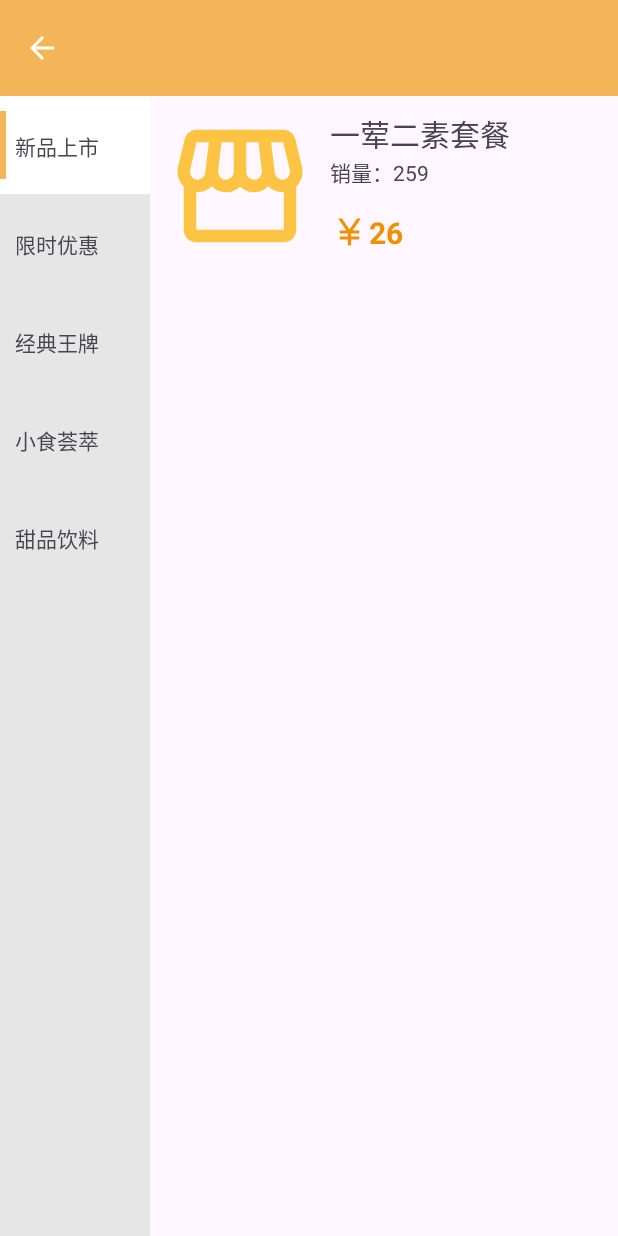
After one commit to letmewi/ClassWork, an Android app: the StoreActivity screen opened directly, with no data from a screen before it, on a phone screen of 412 x 824 dp. The commit adds this screen. Run offline under Robolectric (Android 15) with nearby library versions, the phone set to English and light mode, and no system bars.

Commit message:
实现商家列表进入选餐界面功能实现

```diff
--- a/Anlaiye_test1/app/src/main/AndroidManifest.xml
+++ b/Anlaiye_test1/app/src/main/AndroidManifest.xml
@@ -12,6 +12,9 @@
         android:supportsRtl="true"
         android:theme="@style/Theme.Anlaiye_test1"
         tools:targetApi="31">
+        <activity
+            android:name=".StoreActivity"
+            android:exported="false" />
         <activity
             android:name=".LoginActivity"
             android:exported="false" />
--- /dev/null
+++ b/Anlaiye_test1/app/src/main/java/com/androidcourse/anlaiye_test1/StoreActivity.java
@@ -0,0 +1,69 @@
+package com.androidcourse.anlaiye_test1;
+
+import androidx.appcompat.app.AppCompatActivity;
+import androidx.appcompat.widget.Toolbar;
+import androidx.recyclerview.widget.RecyclerView;
+
+import android.annotation.SuppressLint;
+import android.os.Bundle;
+import android.view.View;
+import android.widget.Toast;
+
+import com.androidcourse.anlaiye_test1.adapter.LeftListAdapter;
+import com.androidcourse.anlaiye_test1.adapter.RightListAdapter;
+import com.androidcourse.anlaiye_test1.entity.DataService;
+
+import java.util.ArrayList;
+import java.util.List;
+
+public class StoreActivity extends AppCompatActivity {
+    private RecyclerView leftListView;
+    private RecyclerView rightListView;
+    private LeftListAdapter mLeftListAdapter;
+    private RightListAdapter mRightListAdapter;
+
+    private List<String> leftDataList = new ArrayList<>();
+
+    @Override
+    protected void onCreate(Bundle savedInstanceState) {
+        super.onCreate(savedInstanceState);
+        setContentView(R.layout.activity_store);
+        //初始化
+        leftListView = findViewById(R.id.left_list);
+        rightListView = findViewById(R.id.right_list);
+
+        @SuppressLint({"MissingInflatedId", "LocalSuppress"}) Toolbar toolbar = findViewById(R.id.toolbar);
+        toolbar.setNavigationOnClickListener(new View.OnClickListener() {
+            @Override
+            public void onClick(View v) {
+                finish();
+            }
+        });
+
+        leftDataList.add("新品上市");
+        leftDataList.add("限时优惠");
+        leftDataList.add("经典王牌");
+        leftDataList.add("小食荟萃");
+        leftDataList.add("甜品饮料");
+
+        mLeftListAdapter = new LeftListAdapter(leftDataList);
+        leftListView.setAdapter(mLeftListAdapter);
+
+        mRightListAdapter = new RightListAdapter();
+        rightListView.setAdapter(mRightListAdapter);
+        //默认加载新品上市
+        mRightListAdapter.setListData(DataService.getProductListData(0));
+
+        //recycler点击事件
+        mLeftListAdapter.setleftListOnClickIteListener(new LeftListAdapter.LeftListOnClickItemListener() {
+            @Override
+            public void onItemClick(int position) {
+                mLeftListAdapter.setCurrentIndex(position);
+
+                //点击左侧栏切换
+                mRightListAdapter.setListData(DataService.getProductListData(position));
+            }
+        });
+
+    }
+}
--- /dev/null
+++ b/Anlaiye_test1/app/src/main/java/com/androidcourse/anlaiye_test1/adapter/LeftListAdapter.java
@@ -0,0 +1,88 @@
+package com.androidcourse.anlaiye_test1.adapter;
+
+import android.annotation.SuppressLint;
+import android.view.LayoutInflater;
+import android.view.View;
+import android.view.ViewGroup;
+import android.widget.TextView;
+
+import androidx.annotation.NonNull;
+import androidx.recyclerview.widget.RecyclerView;
+
+import com.androidcourse.anlaiye_test1.R;
+
+import java.util.ArrayList;
+import java.util.List;
+
+public class LeftListAdapter extends RecyclerView.Adapter<LeftListAdapter.MyHolder>{
+
+    private List<String> dataList = new ArrayList<>();
+
+    private int currentIndex = 0;
+
+    @NonNull
+    @Override
+    public MyHolder onCreateViewHolder(@NonNull ViewGroup parent, int viewType) {
+        @SuppressLint("ResourceType") View view = LayoutInflater.from(parent.getContext()).inflate(R.layout.left_item, null);
+        return new MyHolder(view);
+    }
+
+    @Override
+    public void onBindViewHolder(@NonNull MyHolder holder, @SuppressLint("RecyclerView") int position) {
+        //绑定数据
+        String name = dataList.get(position);
+        holder.name.setText(name);
+
+        //分类选择点击事件
+        holder.itemView.setOnClickListener(new View.OnClickListener() {
+            @Override
+            public void onClick(View v) {
+                if (mleftListOnClickIteListener!=null){
+                    mleftListOnClickIteListener.onItemClick(position);
+                }
+            }
+        });
+
+        if (currentIndex == position){
+            holder.itemView.setBackgroundResource(R.drawable.type_selector_bg);
+        }else {
+            holder.itemView.setBackgroundResource(R.drawable.type_selector_normal);
+        }
+
+    }
+
+    @Override
+    public int getItemCount() {
+        return dataList.size();
+    }
+
+    static class MyHolder extends RecyclerView.ViewHolder{
+        TextView name;
+
+        public MyHolder(@NonNull View itemView) {
+            super(itemView);
+            name = itemView.findViewById(R.id.name);
+        }
+    }
+
+    public LeftListAdapter(List<String> dataList) {
+        this.dataList = dataList;
+    }
+
+    private LeftListOnClickItemListener mleftListOnClickIteListener;
+
+
+    public void setleftListOnClickIteListener(LeftListOnClickItemListener mleftListOnClickIteListener) {
+        this.mleftListOnClickIteListener = mleftListOnClickIteListener;
+    }
+
+    public interface LeftListOnClickItemListener{
+        void onItemClick(int position);
+    }
+
+    public  void setCurrentIndex(int position){
+        this.currentIndex = position;
+        //一定要写，刷新
+        notifyDataSetChanged();
+    }
+}
--- /dev/null
+++ b/Anlaiye_test1/app/src/main/java/com/androidcourse/anlaiye_test1/adapter/RightListAdapter.java
@@ -0,0 +1,68 @@
+package com.androidcourse.anlaiye_test1.adapter;
+
+import android.view.LayoutInflater;
+import android.view.View;
+import android.view.ViewGroup;
+import android.widget.ImageView;
+import android.widget.TextView;
+
+import androidx.annotation.NonNull;
+import androidx.recyclerview.widget.RecyclerView;
+
+import com.androidcourse.anlaiye_test1.R;
+import com.androidcourse.anlaiye_test1.entity.ProductInfo;
+
+import java.util.ArrayList;
+import java.util.List;
+
+public class RightListAdapter extends RecyclerView.Adapter<RightListAdapter.MyHolder> {
+    private List<ProductInfo> mProductInfo = new ArrayList<>();
+
+    public void setListData(List<ProductInfo> list){
+        this.mProductInfo = list;
+
+        //must刷新
+        notifyDataSetChanged();
+    }
+
+
+
+    @NonNull
+    @Override
+    public MyHolder onCreateViewHolder(@NonNull ViewGroup parent, int viewType) {
+        //加载布局
+        View view = LayoutInflater.from(parent.getContext()).inflate(R.layout.right_item, null);
+        return new MyHolder(view);
+    }
+
+    @Override
+    public void onBindViewHolder(@NonNull MyHolder holder, int position) {
+        //绑定数据
+        ProductInfo productInfo = mProductInfo.get(position);
+        holder.p_img.setImageResource(productInfo.getP_img());
+        holder.p_title.setText(productInfo.getP_title());
+        holder.p_num.setText(productInfo.getP_num());
+        //只能设置文本类型
+        holder.p_price.setText(productInfo.getP_price()+"");
+    }
+
+    @Override
+    public int getItemCount() {
+        return mProductInfo.size();
+    }
+
+    static class MyHolder extends RecyclerView.ViewHolder{
+
+        ImageView p_img;
+        TextView p_num;
+        TextView p_price;
+        TextView p_title;
+        public MyHolder(@NonNull View itemView) {
+            super(itemView);
+            p_img = itemView.findViewById(R.id.p_img);
+            p_num = itemView.findViewById(R.id.p_num);
+            p_title = itemView.findViewById(R.id.p_title);
+            p_price = itemView.findViewById(R.id.p_price);
+        }
+    }
+}
--- a/Anlaiye_test1/app/src/main/java/com/androidcourse/anlaiye_test1/adapter/StoreListAdapter.java
+++ b/Anlaiye_test1/app/src/main/java/com/androidcourse/anlaiye_test1/adapter/StoreListAdapter.java
@@ -43,6 +43,16 @@ public class StoreListAdapter extends RecyclerView.Adapter<StoreListAdapter.MyHo
         holder.store_details.setText(storeInfo.getStore_details());
         holder.store_num.setText(storeInfo.getStore_num());
         holder.store_num.setText(storeInfo.getStore_num());
+
+        //点击事件
+        holder.itemView.setOnClickListener(new View.OnClickListener() {
+            @Override
+            public void onClick(View v) {
+                if (null != mOnItemClickListener){
+                    mOnItemClickListener.onItemClick();
+                }
+            }
+        });
     }
 
     @Override
@@ -67,4 +77,17 @@ public class StoreListAdapter extends RecyclerView.Adapter<StoreListAdapter.MyHo
             store_details = itemView.findViewById(R.id.store_details);
         }
     }
+
+
+
+
+    public void setmOnItemClickListener(onItemClickListener mOnItemClickListener) {
+        this.mOnItemClickListener = mOnItemClickListener;
+    }
+
+    private onItemClickListener mOnItemClickListener;
+
+    public interface onItemClickListener{
+        void onItemClick();
+    }
 }
--- a/Anlaiye_test1/app/src/main/java/com/androidcourse/anlaiye_test1/entity/DataService.java
+++ b/Anlaiye_test1/app/src/main/java/com/androidcourse/anlaiye_test1/entity/DataService.java
@@ -9,7 +9,7 @@ public class DataService {
 
 
 
-    public static List<StoreInfo> getListData(){
+    public static List<StoreInfo> getStoreListData(){
         List<StoreInfo> list = new ArrayList<>();
 
         list.add(new StoreInfo(0, R.drawable.store,"车记片皮烤鸭卷","外送","起送价￥0配送费￥0起","月售237单"));
@@ -24,4 +24,21 @@ public class DataService {
         list.add(new StoreInfo(9, R.drawable.store,"车记片皮烤鸭卷","外送","起送价￥0配送费￥0起","月售237单"));
         return list;
     }
+
+    public static List<ProductInfo> getProductListData(int position){
+        List<ProductInfo> list = new ArrayList<>();
+        if (position == 0){
+            list.add(new ProductInfo(0,R.drawable.store,"一荤二素套餐", 26,"销量：259"));
+        } else if (position == 1) {
+            list.add(new ProductInfo(0,R.drawable.store,"二荤三素套餐", 26,"销量：259"));
+        } else if (position == 2) {
+            list.add(new ProductInfo(0,R.drawable.store,"三荤四素套餐", 26,"销量：259"));
+        } else if (position == 3) {
+            list.add(new ProductInfo(0,R.drawable.store,"四荤五素套餐", 26,"销量：259"));
+        } else if (position == 4) {
+            list.add(new ProductInfo(0,R.drawable.store,"五荤六素套餐", 26,"销量：259"));
+        }
+        return list;
+    }
+
 }
--- /dev/null
+++ b/Anlaiye_test1/app/src/main/java/com/androidcourse/anlaiye_test1/entity/ProductInfo.java
@@ -0,0 +1,57 @@
+package com.androidcourse.anlaiye_test1.entity;
+
+public class ProductInfo {
+    private int p_id;
+    private int p_img;
+    private String p_title;
+    private int p_price;
+    private String p_num;
+
+    public String getP_num() {
+        return p_num;
+    }
+
+    public void setP_num(String p_num) {
+        this.p_num = p_num;
+    }
+
+    public ProductInfo(int p_id, int p_img, String p_title, int p_price, String p_num) {
+        this.p_id = p_id;
+        this.p_img = p_img;
+        this.p_title = p_title;
+        this.p_price = p_price;
+        this.p_num = p_num;
+    }
+
+    public int getP_id() {
+        return p_id;
+    }
+
+    public void setP_id(int p_id) {
+        this.p_id = p_id;
+    }
+
+    public int getP_img() {
+        return p_img;
+    }
+
+    public void setP_img(int p_img) {
+        this.p_img = p_img;
+    }
+
+    public String getP_title() {
+        return p_title;
+    }
+
+    public void setP_title(String p_title) {
+        this.p_title = p_title;
+    }
+
+    public int getP_price() {
+        return p_price;
+    }
+
+    public void setP_price(int p_price) {
+        this.p_price = p_price;
+    }
+}
--- a/Anlaiye_test1/app/src/main/java/com/androidcourse/anlaiye_test1/fragment/HomeFragment.java
+++ b/Anlaiye_test1/app/src/main/java/com/androidcourse/anlaiye_test1/fragment/HomeFragment.java
@@ -1,9 +1,11 @@
 package com.androidcourse.anlaiye_test1.fragment;
 
+import android.content.Intent;
 import android.os.Bundle;
 
 import androidx.annotation.Nullable;
 import androidx.fragment.app.Fragment;
+import androidx.recyclerview.widget.LinearLayoutManager;
 import androidx.recyclerview.widget.RecyclerView;
 
 import android.view.LayoutInflater;
@@ -11,6 +13,7 @@ import android.view.View;
 import android.view.ViewGroup;
 
 import com.androidcourse.anlaiye_test1.R;
+import com.androidcourse.anlaiye_test1.StoreActivity;
 import com.androidcourse.anlaiye_test1.adapter.StoreListAdapter;
 import com.androidcourse.anlaiye_test1.entity.DataService;
 
@@ -20,6 +23,7 @@ public class HomeFragment extends Fragment {
     private View rootView;
     private RecyclerView storeRecyclerView;
     private StoreListAdapter mStoreListAdapter;
+
     @Override
     public View onCreateView(LayoutInflater inflater, ViewGroup container,
                              Bundle savedInstanceState) {
@@ -28,6 +32,7 @@ public class HomeFragment extends Fragment {
 
         //初始化控件
         storeRecyclerView = rootView.findViewById(R.id.store);
+
 
         return rootView;
     }
@@ -40,6 +45,17 @@ public class HomeFragment extends Fragment {
         storeRecyclerView.setAdapter(mStoreListAdapter);
 
         //加载数据
-        mStoreListAdapter.setListData(DataService.getListData());
+        mStoreListAdapter.setListData(DataService.getStoreListData());
+
+        //recycler点击事件
+        mStoreListAdapter.setmOnItemClickListener(new StoreListAdapter.onItemClickListener() {
+            @Override
+            public void onItemClick() {
+                //跳转
+                Intent intent = new Intent(getActivity(), StoreActivity.class);
+                startActivity(intent);
+            }
+        });
+
     }
 }
--- /dev/null
+++ b/Anlaiye_test1/app/src/main/res/drawable/baseline_currency_yen_24.xml
@@ -0,0 +1,5 @@
+<vector android:height="26dp" android:tint="#EF9002"
+    android:viewportHeight="26" android:viewportWidth="24"
+    android:width="26dp" xmlns:android="http://schemas.android.com/apk/res/android">
+    <path android:fillColor="@android:color/white" android:pathData="M13.92,11l4.08,0l0,2l-5,0l0,2l5,0l0,2l-5,0l0,4l-2,0l0,-4l-5,0l0,-2l5,0l0,-2l-5,0l0,-2l4.08,0l-5.08,-8l2.37,0l4.63,7.29l4.63,-7.29l2.37,0z"/>
+</vector>
--- /dev/null
+++ b/Anlaiye_test1/app/src/main/res/drawable/type_selector_bg.xml
@@ -0,0 +1,18 @@
+<?xml version="1.0" encoding="utf-8"?>
+<layer-list xmlns:android="http://schemas.android.com/apk/res/android">
+
+    <item>
+
+        <shape>
+
+            <solid android:color="@color/white"/>
+        </shape>
+    </item>
+
+    <item android:top="10dp" android:bottom="10dp" android:right="96dp">
+
+        <shape>
+            <solid android:color="@color/my_light_primary"/>
+        </shape>
+    </item>
+</layer-list>
--- /dev/null
+++ b/Anlaiye_test1/app/src/main/res/drawable/type_selector_normal.xml
@@ -0,0 +1,11 @@
+<?xml version="1.0" encoding="utf-8"?>
+<layer-list xmlns:android="http://schemas.android.com/apk/res/android">
+
+
+    <item>
+
+        <shape>
+            <solid android:color="#E6E6E6"/>
+        </shape>
+    </item>
+</layer-list>
--- /dev/null
+++ b/Anlaiye_test1/app/src/main/res/layout/activity_store.xml
@@ -0,0 +1,42 @@
+<?xml version="1.0" encoding="utf-8"?>
+<androidx.appcompat.widget.LinearLayoutCompat xmlns:android="http://schemas.android.com/apk/res/android"
+    xmlns:app="http://schemas.android.com/apk/res-auto"
+    xmlns:tools="http://schemas.android.com/tools"
+    android:layout_width="match_parent"
+    android:layout_height="match_parent"
+    android:orientation="vertical"
+    tools:context=".StoreActivity">
+
+    <androidx.appcompat.widget.Toolbar
+        android:id="@+id/toolbar"
+        android:layout_width="match_parent"
+        android:background="@color/my_light_primary"
+        app:titleTextColor="@color/white"
+        app:navigationIcon="@drawable/back"
+        android:layout_height="wrap_content">
+
+
+    </androidx.appcompat.widget.Toolbar>
+
+    <androidx.appcompat.widget.LinearLayoutCompat
+        android:layout_width="wrap_content"
+        android:layout_height="match_parent"
+        android:orientation="horizontal">
+
+        <androidx.recyclerview.widget.RecyclerView
+            android:id="@+id/left_list"
+            android:layout_width="100dp"
+            android:background="#E6E6E6"
+            tools:listitem="@layout/left_item"
+            app:layoutManager="androidx.recyclerview.widget.LinearLayoutManager"
+            android:layout_height="match_parent"/>
+
+        <androidx.recyclerview.widget.RecyclerView
+            android:id="@+id/right_list"
+            android:layout_width="310dp"
+            tools:listitem="@layout/right_item"
+            app:layoutManager="androidx.recyclerview.widget.LinearLayoutManager"
+            android:layout_height="match_parent"/>
+    </androidx.appcompat.widget.LinearLayoutCompat>
+
+</androidx.appcompat.widget.LinearLayoutCompat>
--- /dev/null
+++ b/Anlaiye_test1/app/src/main/res/layout/left_item.xml
@@ -0,0 +1,15 @@
+<?xml version="1.0" encoding="utf-8"?>
+<androidx.appcompat.widget.LinearLayoutCompat xmlns:android="http://schemas.android.com/apk/res/android"
+    android:layout_width="match_parent"
+    android:layout_height="wrap_content">
+    <TextView
+        android:id="@+id/name"
+        android:layout_width="100dp"
+        android:layout_height="50dp"
+        android:layout_marginTop="15dp"
+        android:paddingLeft="10dp"
+        android:text="xxx"
+        android:layout_gravity="center_vertical"/>
+
+
+</androidx.appcompat.widget.LinearLayoutCompat>
--- /dev/null
+++ b/Anlaiye_test1/app/src/main/res/layout/right_item.xml
@@ -0,0 +1,61 @@
+<?xml version="1.0" encoding="utf-8"?>
+<androidx.appcompat.widget.LinearLayoutCompat xmlns:android="http://schemas.android.com/apk/res/android"
+    android:layout_width="match_parent"
+    android:layout_margin="10dp"
+    android:layout_height="wrap_content">
+
+    <androidx.appcompat.widget.LinearLayoutCompat
+        android:layout_width="match_parent"
+        android:layout_margin="10dp"
+        android:layout_height="wrap_content">
+
+        <ImageView
+            android:id="@+id/p_img"
+            android:layout_width="100dp"
+            android:src="@drawable/store"
+            android:layout_height="100dp"
+            android:scaleType="centerCrop"/>
+        <androidx.appcompat.widget.LinearLayoutCompat
+            android:layout_width="match_parent"
+            android:layout_marginLeft="10dp"
+            android:orientation="vertical"
+            android:layout_height="match_parent">
+
+            <TextView
+                android:id="@+id/p_title"
+                android:layout_width="wrap_content"
+                android:textSize="20sp"
+                android:layout_height="wrap_content"
+                android:text="五荤六素套餐"/>
+            <TextView
+                android:id="@+id/p_num"
+                android:layout_width="wrap_content"
+                android:layout_height="wrap_content"
+                android:text="销量：259"/>
+            <androidx.appcompat.widget.LinearLayoutCompat
+                android:layout_width="wrap_content"
+                android:layout_marginTop="16dp"
+                android:layout_height="wrap_content">
+
+                <ImageView
+
+                    android:layout_width="wrap_content"
+                    android:layout_gravity="bottom"
+                    android:layout_height="wrap_content"
+                    android:src="@drawable/baseline_currency_yen_24"/>
+                <TextView
+                    android:id="@+id/p_price"
+                    android:layout_width="wrap_content"
+                    android:layout_height="wrap_content"
+                    android:textSize="20sp"
+                    android:text="17.90"
+                    android:textStyle="bold"
+                    android:textColor="#EF9002"/>
+
+            </androidx.appcompat.widget.LinearLayoutCompat>
+
+        </androidx.appcompat.widget.LinearLayoutCompat>
+    </androidx.appcompat.widget.LinearLayoutCompat>
+
+
+</androidx.appcompat.widget.LinearLayoutCompat>
--- a/Anlaiye_test1/app/src/main/res/layout/store_list.xml
+++ b/Anlaiye_test1/app/src/main/res/layout/store_list.xml
@@ -13,6 +13,7 @@
         android:layout_height="100dp"/>
 
     <androidx.appcompat.widget.LinearLayoutCompat
+        android:id="@+id/detail"
         android:layout_width="match_parent"
         android:layout_margin="10dp"
         android:orientation="vertical"
```
